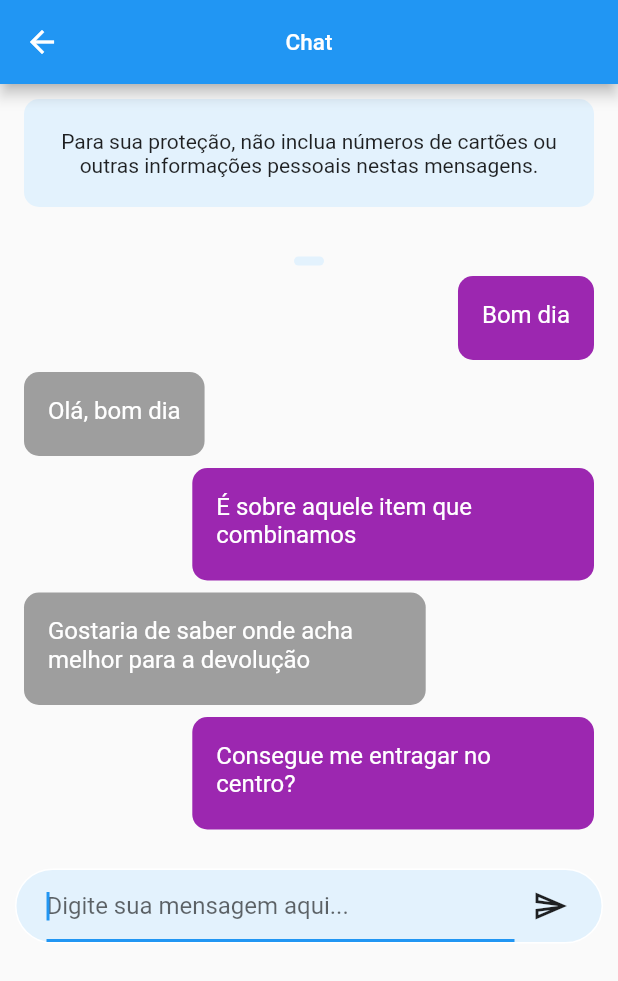
After one commit to thesanchesoficial/alugup, a Flutter app: the screen it shows after launch, item 2 of the bottom bar chosen, after a tap on "Ronaldo", on a phone screen of 412 x 824 dp. The commit adds this screen. Shown: the top 981 px of the screen. Run offline on Flutter 3.47's test engine with Material 2 defaults, Android fonts, the phone set to English and light mode, and no system bars; our stand-ins replace bottom_navy_bar; network calls fail.

Commit message:
Chat individual

```diff
--- /dev/null
+++ b/lib/chat_individual.dart
@@ -0,0 +1,402 @@
+import 'dart:async';
+
+import 'package:flutter/cupertino.dart';
+import 'package:flutter/material.dart';
+import 'package:flutter/services.dart';
+
+class ChatIndividual extends StatefulWidget {
+  final List<Map<String, dynamic>> messages;
+  final String appBarTitle;
+  const ChatIndividual({
+    Key key,
+    this.messages,
+    this.appBarTitle,
+  }) : super(key: key);
+
+  @override
+  _ChatIndividualState createState() => _ChatIndividualState();
+}
+
+class _ChatIndividualState extends State<ChatIndividual> {
+  final controller = TextEditingController();
+  final scrollController = ScrollController();
+  bool criarChat = true;
+
+  bool chatAtivo = true;
+
+  final agora = DateTime.now();
+
+  List<Map<String, dynamic>> messages;
+
+  void iniciarMensagens(){
+    messages = widget.messages ?? [
+      {
+        "msg": "Olá",
+        "user": 0,
+        "envio": DateTime(agora.year, agora.month, 2, 14, 35),
+      },
+      {
+        "msg": "Oi, boa tarde",
+        "user": 1,
+        "envio": DateTime(agora.year, agora.month, 2, 14, 36),
+      },
+      {
+        "msg": "Gostaria de alugar este item que você disponibilizou",
+        "user": 0,
+        "envio": DateTime(agora.year, agora.month, 2, 14, 37),
+      },
+      {
+        "msg": "Tudo bem, este item seria a furadeira?",
+        "user": 1,
+        "envio": DateTime(agora.year, agora.month, 2, 14, 37),
+      },
+      {
+        "msg": "Sim, isso mesmo",
+        "user": 0,
+        "envio": DateTime(agora.year, agora.month, 2, 14, 38),
+      },
+      {
+        "msg": "Como que funciona essa furadeira?",
+        "user": 0,
+        "envio": DateTime(agora.year, agora.month, 2, 14, 38),
+      },
+    ];
+  }
+
+  @override
+  void initState() {
+    super.initState();
+    iniciarMensagens();
+  }
+
+  void dispose() {
+
+    super.dispose();
+  }
+
+  // finalizarChat() async {
+  //   bool confirmar = await showDialog(
+  //       context: context,
+  //       builder: (context) {
+  //         return AlertaSimples(
+  //           "Deseja finalizar este chat?",
+  //           conteudo:
+  //               "${widget.chat.nomeCliente.toString()}\n#${widget.chat.pedido}",
+  //           textoBotaoPrimario: "CANCELAR",
+  //           textoBotaoSecundario: "FINALIZAR",
+  //           funcaoBotaoSecundario: () {
+  //             Navigator.pop(context, true);
+  //           },
+  //         );
+  //       });
+  //   if (confirmar == true) {
+  //     try {
+  //       await FirebaseFirestore.instance
+  //           .collection("chats")
+  //           .doc(widget.chat.id)
+  //           .update({"chatFinalizado": true});
+  //       setState(() {
+  //         widget.chat.finalizado = true;
+  //       });
+  //     } catch (e) {}
+  //   }
+  // }
+
+  @override
+  Widget build(BuildContext context) {
+    return Scaffold(
+      appBar: AppBar(
+        title: Text(
+          widget.appBarTitle ?? "Chat",
+          style: TextStyle(fontSize: 15, fontWeight: FontWeight.w500),
+        ),
+        actions: [
+          // widget.chat.finalizado
+          //   ? SizedBox()
+          //   : Tooltip(
+          //     message: "Finalizar",
+          //     child: IconButton(
+          //       icon: Icon(Icons.check_circle_outline_sharp),
+          //       onPressed: () async {
+          //         finalizarChat();
+          //       }
+          //     ),
+          //   ),
+          // Tooltip(
+          //   message: "Informações",
+          //   child: IconButton(
+          //     icon: Icon(Icons.info_outline),
+          //     onPressed: () async {
+          //       var retorno = await Api.buscarPedido(widget.chat.id, exibirToast: true);
+          //       if(retorno["code"].toString() == "200"){
+          //         PedidoEntity pedido = PedidoEntity.fromMap(retorno["success"]);
+          //         Navigator.push(context, DireitaEsquerda(page: DetalhesPedido(pedido, () {})));
+          //       }
+          //     },
+          //   ),
+          // ),
+        ],
+        centerTitle: true,
+      ),
+      body: Column(
+        children: <Widget>[
+          // Expanded(
+          //   child: StreamBuilder(
+          //     stream: carregarMensagens(),
+          //     builder: (context, snapshot) {
+          //       switch (snapshot.connectionState) {
+          //         case ConnectionState.none:
+          //         case ConnectionState.waiting:
+          //           return Center(child: CircularProgressIndicator());
+          //         default:
+          //           return mensagens(snapshot);
+          //       }
+          //     },
+          //   ),
+          // ),
+          mensagens(messages),
+          !chatAtivo
+            ? Container(
+              height: 60,
+              width: MediaQuery.of(context).size.width,
+              color: Theme.of(context).cardColor,
+              child: Center(
+                child: Text("Chat finalizado"),
+              ),
+            )
+            : Container(
+              child: SingleChildScrollView(
+                child: Container(
+                  constraints: BoxConstraints(
+                    minHeight: 20,
+                    maxHeight: 150,
+                  ),
+                  decoration: BoxDecoration(
+                    color: Theme.of(context).secondaryHeaderColor,
+                    shape: BoxShape.rectangle,
+                    borderRadius: BorderRadius.circular(25),
+                    border: Border.all(color: Theme.of(context).cardColor),
+                  ),
+                  margin: EdgeInsets.fromLTRB(10, 10, 10, 10),
+                  padding: EdgeInsets.fromLTRB(20, 0, 10, 0),
+                  width: (MediaQuery.of(context).size.width * 1),
+                  child: Row(
+                    mainAxisAlignment: MainAxisAlignment.spaceBetween,
+                    crossAxisAlignment: CrossAxisAlignment.center,
+                    children: <Widget>[
+                      Expanded(
+                        child: TextField(
+                          controller: controller,
+                          decoration: InputDecoration(
+                            hintText: "Digite sua mensagem aqui...",
+                            counterText: "",
+                          ),
+                          autofocus: chatAtivo,
+                          keyboardType: TextInputType.multiline,
+                          textInputAction: TextInputAction.newline,
+                          maxLengthEnforcement: MaxLengthEnforcement.enforced,
+                          minLines: 1,
+                          maxLines: 5,
+                          maxLength: 200,
+                        ),
+                      ),
+                      IconButton(
+                        icon: Icon(
+                          Icons.send_outlined,
+                          color: Theme.of(context).textTheme.headline6.color,
+                        ),
+                        color: Theme.of(context).textTheme.headline6.color,
+                        onPressed: () async {
+                          // if (criarChat) {
+                          //   if (!widget.chat.veioDoChat) await createChat();
+                          //   criarChat = false;
+                          // }
+                          // WidgetsBinding.instance.addPostFrameCallback(
+                          //     (_) => {
+                          //           controllerRolagem.jumpTo(
+                          //               controllerRolagem
+                          //                   .position.maxScrollExtent)
+                          //         });
+                          // while (control.text.contains("\n\n\n"))
+                          //   control.text =
+                          //       control.text.replaceAll("\n\n\n", "\n\n");
+                          // control.text = control.text.trim();
+                          // if (control.text.isNotEmpty) {
+                          //   FirebaseFirestore.instance
+                          //       .collection("chats")
+                          //       .doc(widget.chat.id)
+                          //       .update({
+                          //     "mensagem": control.text,
+                          //     "enviadoPorParceiro": true,
+                          //     "updatedDate":
+                          //         DateTime.now().millisecondsSinceEpoch
+                          //   });
+                          //   FirebaseFirestore.instance
+                          //       .collection("chats")
+                          //       .doc(widget.chat.id)
+                          //       .collection("mensagens")
+                          //       .doc()
+                          //       .set({
+                          //     "mensagem": control.text,
+                          //     "enviadoPorParceiro": true,
+                          //     "read": false,
+                          //     "createdDate":
+                          //         DateTime.now().millisecondsSinceEpoch
+                          //   });
+                          //   NOTIFICACAO_DE_MENSAGEM(widget.chat.idParceiro
+                          //       .toString()); // Notificar para o Parceiro
+                          // }
+                          // control.clear();
+                        },
+                      ),
+                    ],
+                  ),
+                ),
+              ),
+            ),
+        ],
+      ),
+    );
+  }
+
+  mensagens(messages) {
+    // List<DocumentSnapshot> documents = snapshot.data.documents;
+    // documents = documents.reversed.toList();
+    // documents.sort((a, b) => a.data()["createdDate"].compareTo(b.data()["createdDate"]));
+    String mensagemDia = "Começo da Conversa";
+    return SingleChildScrollView(
+      physics: BouncingScrollPhysics(),
+      controller: scrollController,
+      child: Column(
+        children: [
+          Container(
+            decoration: BoxDecoration(
+              borderRadius: BorderRadius.all(Radius.circular(10)),
+              color: Theme.of(context).secondaryHeaderColor
+            ),
+            margin: EdgeInsets.symmetric(vertical: 10, horizontal: 16),
+            padding: EdgeInsets.all(20),
+            child: Center(
+              child: Text(
+                "Para sua proteção, não inclua números de cartões ou outras informações pessoais nestas mensagens.",
+                textAlign: TextAlign.center,
+              ),
+            ),
+          ),
+          messages != null
+            ? ListView.separated(
+              shrinkWrap: true,
+              physics: NeverScrollableScrollPhysics(),
+              padding: EdgeInsets.all(16),
+              itemCount: messages.length,
+              separatorBuilder: (context, index) {
+                return SizedBox(height: 8);
+              },
+              itemBuilder: (context, index) {
+                WidgetsBinding.instance.addPostFrameCallback((_) => {
+                  scrollController.jumpTo(scrollController.position.maxScrollExtent)
+                });
+                // Map valor = messages[index].data();
+                bool eu = messages[index]["user"] == 0;
+                DateTime agora = messages[index]["envio"];
+                List data2 = agora.toString().substring(0, 10).split("-");
+                String dia = "${data2[2]}/${data2[1]}/${data2[0]}";
+                String aux = mensagemDia;
+                if (aux == "Começo da Conversa") aux = dia;
+                mensagemDia = dia;
+                DateTime envio = messages[index]["envio"];
+                return Column(
+                  crossAxisAlignment: CrossAxisAlignment.stretch,
+                  mainAxisSize: MainAxisSize.min,
+                  children: [
+                    mensagemDia != aux || index == 0
+                      ? Row(
+                        mainAxisSize: MainAxisSize.min,
+                        mainAxisAlignment: MainAxisAlignment.center,
+                        children: [
+                          Container(
+                            padding: EdgeInsets.symmetric(
+                              horizontal: 10,
+                              vertical: 3,
+                            ),
+                            margin: EdgeInsets.symmetric(vertical: 7),
+                            decoration: BoxDecoration(
+                              color: Theme.of(context).secondaryHeaderColor,
+                              borderRadius: BorderRadius.all(Radius.circular(5)),
+                            ),
+                            // child: Text(
+                            //   "${envio.day}/${envio.month}",
+                            // ),
+                          ),
+                        ],
+                      )
+                      : SizedBox(),
+                    Row(
+                      mainAxisAlignment: !eu
+                        ? MainAxisAlignment.start
+                        : MainAxisAlignment.end,
+                      mainAxisSize: MainAxisSize.min,
+                      children: [
+                        Container(
+                          constraints: BoxConstraints(
+                            minWidth: 10,
+                            maxWidth: MediaQuery.of(context).size.width * 0.65,
+                          ),
+                          padding: EdgeInsets.all(16),
+                          decoration: BoxDecoration(
+                            color: eu
+                              ? Colors.purple
+                              : Colors.grey,
+                            borderRadius: BorderRadius.all(Radius.circular(10)),
+                          ),
+                          child: Column(
+                            crossAxisAlignment: eu
+                              ? CrossAxisAlignment.start
+                              : CrossAxisAlignment.end,
+                            children: [
+                              Text(
+                                messages[index]["msg"].toString(),
+                                textAlign: TextAlign.start,
+                                style: TextStyle(
+                                  fontSize: 16,
+                                  fontWeight: FontWeight.w400,
+                                  color: eu
+                                    ? Theme.of(context).primaryTextTheme.bodyText1.color
+                                    : Colors.white,
+                                ),
+                              ),
+                              SizedBox(
+                                height: 5,
+                              ),
+                              // valor["createdDate"] != null
+                              //     ? Text(
+                              //         DateFormat("HH:mm").format(
+                              //             DateTime.fromMillisecondsSinceEpoch(
+                              //                     valor["createdDate"])
+                              //                 .toLocal()),
+                              //         style: TextStyle(
+                              //           color: !valor["enviadoPorParceiro"]
+                              //               ? Theme.of(context)
+                              //                   .primaryTextTheme
+                              //                   .bodyText1
+                              //                   .color
+                              //               : Colors.white,
+                              //           fontSize: 12,
+                              //         ),
+                              //       )
+                              //     : SizedBox(),
+                            ],
+                          ),
+                        ),
+                      ],
+                    ),
+                  ],
+                );
+              },
+            )
+            : SizedBox(),
+        ],
+      ),
+    );
+  }
+}
--- a/lib/main.dart
+++ b/lib/main.dart
@@ -3,6 +3,7 @@ import 'dart:async';
 import 'package:bottom_navy_bar/bottom_navy_bar.dart';
 import 'package:flutter/cupertino.dart';
 import 'package:flutter/material.dart';
+import 'chat_individual.dart';
 
 void main() {
   runApp(MaterialApp(
@@ -759,7 +760,8 @@ class _ChatState extends State<Chat> {
         padding: EdgeInsets.only(top: 7),
         child: Column(
           children: [
-            Container(
+            GestureDetector(
+              child: Container(
                 decoration: BoxDecoration(
                     color: Colors.grey[300],
                     borderRadius: BorderRadius.all(Radius.circular(8))),
@@ -771,7 +773,15 @@ class _ChatState extends State<Chat> {
                   trailing: Icon(Icons.keyboard_arrow_right_outlined),
                 ),
               ),
-            Container(
+              onTap: (){
+                Navigator.push(
+                  context,
+                  MaterialPageRoute(builder: (BuildContext context) => ChatIndividual(messages: chatArnaldo,)),
+                );
+              },
+            ),
+            GestureDetector(
+              child: Container(
                 decoration: BoxDecoration(
                     color: Colors.grey[300],
                     borderRadius: BorderRadius.all(Radius.circular(8))),
@@ -783,10 +793,19 @@ class _ChatState extends State<Chat> {
                   trailing: Icon(Icons.keyboard_arrow_right_outlined),
                 ),
               ),
-            Container(
+              onTap: (){
+                Navigator.push(
+                  context,
+                  MaterialPageRoute(builder: (BuildContext context) => ChatIndividual(messages: chatRonaldo,)),
+                );
+              },
+            ),
+            GestureDetector(
+              child: Container(
                 decoration: BoxDecoration(
                   color: Colors.grey[300],
-                  borderRadius: BorderRadius.all(Radius.circular(8))),
+                  borderRadius: BorderRadius.all(Radius.circular(8)),
+                ),
                 margin: EdgeInsets.symmetric(horizontal: 20, vertical: 8),
                 padding: EdgeInsets.all(20),
                 child: ListTile(
@@ -794,6 +813,13 @@ class _ChatState extends State<Chat> {
                   subtitle: Text("Como que funciona essa furadeira?"),
                   trailing: Icon(Icons.keyboard_arrow_right_outlined),
                 ),
+              ),
+              onTap: (){
+                Navigator.push(
+                  context,
+                  MaterialPageRoute(builder: (BuildContext context) => ChatIndividual(messages: chatRenata,)),
+                );
+              },
             ),
           ],
         ),
@@ -825,7 +851,7 @@ class _FavoritosState extends State<Favoritos> {
           children: [
             Text("Poxa... Nenhum favorito"),
             SizedBox(height: 10),
-            Text("Selecione um locatário e adicione aos favoritos.")
+            Text("Selecione um locatário e adicione aos favoritos."),
           ],
         ),
       ),
@@ -1289,3 +1315,96 @@ class _AlugueisState extends State<Alugueis> {
     );
   }
 }
+
+
+
+final agora = DateTime.now();
+
+List<Map<String, dynamic>> chatRenata = [
+  {
+    "msg": "Olá",
+    "user": 1,
+    "envio": DateTime(agora.year, agora.month, 2, 14, 35),
+  },
+  {
+    "msg": "Oi, boa tarde",
+    "user": 0,
+    "envio": DateTime(agora.year, agora.month, 2, 14, 36),
+  },
+  {
+    "msg": "Gostaria de alugar este item que você disponibilizou",
+    "user": 1,
+    "envio": DateTime(agora.year, agora.month, 2, 14, 37),
+  },
+  {
+    "msg": "Tudo bem, este item seria a furadeira?",
+    "user": 0,
+    "envio": DateTime(agora.year, agora.month, 2, 14, 37),
+  },
+  {
+    "msg": "Sim, isso mesmo",
+    "user": 1,
+    "envio": DateTime(agora.year, agora.month, 2, 14, 38),
+  },
+  {
+    "msg": "Como que funciona essa furadeira?",
+    "user": 1,
+    "envio": DateTime(agora.year, agora.month, 2, 14, 38),
+  },
+];
+
+List<Map<String, dynamic>> chatRonaldo = [
+  {
+    "msg": "Bom dia",
+    "user": 0,
+    "envio": DateTime(agora.year, agora.month, 5, 10, 11),
+  },
+  {
+    "msg": "Olá, bom dia",
+    "user": 1,
+    "envio": DateTime(agora.year, agora.month, 5, 10, 11),
+  },
+  {
+    "msg": "É sobre aquele item que combinamos",
+    "user": 0,
+    "envio": DateTime(agora.year, agora.month, 5, 10, 12),
+  },
+  {
+    "msg": "Gostaria de saber onde acha melhor para a devolução",
+    "user": 1,
+    "envio": DateTime(agora.year, agora.month, 5, 10, 15),
+  },
+  {
+    "msg": "Consegue me entragar no centro?",
+    "user": 0,
+    "envio": DateTime(agora.year, agora.month, 5, 10, 15),
+  },
+];
+
+List<Map<String, dynamic>> chatArnaldo = [
+  {
+    "msg": "Olá, Ronaldo",
+    "user": 0,
+    "envio": DateTime(agora.year, agora.month, 5, 10, 11),
+  },
+  {
+    "msg": "Olá",
+    "user": 1,
+    "envio": DateTime(agora.year, agora.month, 5, 10, 11),
+  },
+  {
+    "msg": "Eu estava vendo alguns de seus itens disponíveis para aluguel",
+    "user": 0,
+    "envio": DateTime(agora.year, agora.month, 5, 10, 12),
+  },
+  {
+    "msg": "Ah, sim, e o que achou?",
+    "user": 1,
+    "envio": DateTime(agora.year, agora.month, 5, 10, 15),
+  },
+  {
+    "msg": "Gostei do produto",
+    "user": 0,
+    "envio": DateTime(agora.year, agora.month, 5, 10, 15),
+  },
+];
```
Lines whose indentation alone changed are shown as unchanged.
